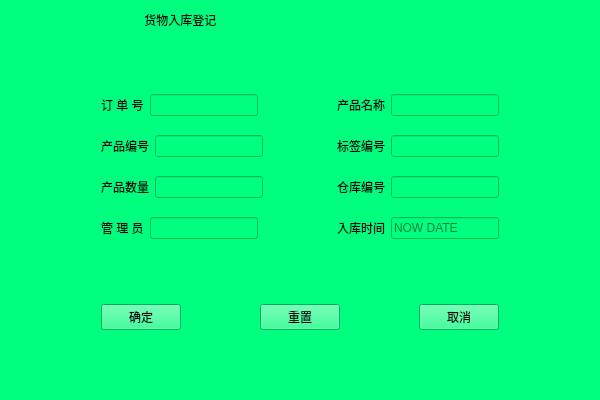
This is Deca/views/storage.ui in summerfll/wms as Qt 5 draws it before an edit. The edited form follows.
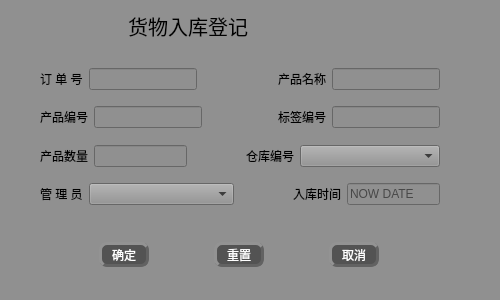
This is the edited form. Icons and pictures are not drawn.

What changed in the file:
```diff
--- a/Deca/views/storage.ui
+++ b/Deca/views/storage.ui
@@ -12,8 +12,8 @@
    <rect>
     <x>0</x>
     <y>0</y>
-    <width>600</width>
-    <height>400</height>
+    <width>500</width>
+    <height>300</height>
    </rect>
   </property>
   <property name="maximumSize">
@@ -44,102 +44,24 @@
   </property>
   <property name="styleSheet">
    <string notr="true">
-background-color: rgb(0, 255, 127);
+font: 75 12pt &quot;楷体&quot;;
+background-color: rgb(144, 144, 144);
+color:rgb(0, 0, 0)
 </string>
   </property>
   <property name="inputMethodHints">
    <set>Qt::ImhNone</set>
   </property>
   <layout class="QGridLayout" name="gridLayout">
-   <item row="2" column="2">
-    <spacer name="horizontalSpacer_7">
-     <property name="styleSheet">
-      <string notr="true"/>
-     </property>
-     <property name="orientation">
-      <enum>Qt::Horizontal</enum>
-     </property>
-     <property name="sizeHint" stdset="0">
-      <size>
-       <width>78</width>
-       <height>20</height>
-      </size>
-     </property>
-    </spacer>
-   </item>
-   <item row="2" column="0">
-    <spacer name="horizontalSpacer_8">
-     <property name="styleSheet">
-      <string notr="true"/>
-     </property>
-     <property name="orientation">
-      <enum>Qt::Horizontal</enum>
-     </property>
-     <property name="sizeHint" stdset="0">
-      <size>
-       <width>58</width>
-       <height>20</height>
-      </size>
-     </property>
-    </spacer>
-   </item>
-   <item row="0" column="1">
-    <widget class="QLabel" name="label">
-     <property name="styleSheet">
-      <string notr="true"/>
-     </property>
-     <property name="text">
-      <string>             货物入库登记</string>
-     </property>
-     <property name="textFormat">
-      <enum>Qt::PlainText</enum>
-     </property>
-    </widget>
-   </item>
-   <item row="1" column="1">
-    <spacer name="verticalSpacer_4">
-     <property name="styleSheet">
-      <string notr="true"/>
-     </property>
-     <property name="orientation">
-      <enum>Qt::Vertical</enum>
-     </property>
-     <property name="sizeHint" stdset="0">
-      <size>
-       <width>20</width>
-       <height>47</height>
-      </size>
-     </property>
-    </spacer>
-   </item>
    <item row="3" column="1">
     <spacer name="verticalSpacer_5">
-     <property name="styleSheet">
-      <string notr="true"/>
-     </property>
      <property name="orientation">
       <enum>Qt::Vertical</enum>
      </property>
      <property name="sizeHint" stdset="0">
       <size>
        <width>20</width>
-       <height>47</height>
-      </size>
-     </property>
-    </spacer>
-   </item>
-   <item row="5" column="1">
-    <spacer name="verticalSpacer_6">
-     <property name="styleSheet">
-      <string notr="true"/>
-     </property>
-     <property name="orientation">
-      <enum>Qt::Vertical</enum>
-     </property>
-     <property name="sizeHint" stdset="0">
-      <size>
-       <width>20</width>
-       <height>47</height>
+       <height>40</height>
       </size>
      </property>
     </spacer>
@@ -148,60 +70,109 @@
     <layout class="QHBoxLayout" name="horizontalLayout">
      <item>
       <widget class="QPushButton" name="pushButton">
+       <property name="minimumSize">
+        <size>
+         <width>50</width>
+         <height>25</height>
+        </size>
+       </property>
+       <property name="maximumSize">
+        <size>
+         <width>50</width>
+         <height>25</height>
+        </size>
+       </property>
        <property name="styleSheet">
-        <string notr="true"/>
+        <string notr="true">QPushButton{
+font: 75 11pt &quot;微软雅黑&quot;;
+color:rgb(255, 255, 255);
+background-color: rgb(83, 83, 83);
+border-radius: 8px;
+border: 3px groove rgb(98, 98, 98);
+border-style: outset;
+}
+QPushButton:pressed{
+border-style: inset;
+}
+QPushButton:hover{
+background-color:rgb(0, 0, 0);
+}
+
+</string>
        </property>
        <property name="text">
         <string>确定</string>
        </property>
       </widget>
      </item>
-     <item>
-      <spacer name="horizontalSpacer">
-       <property name="styleSheet">
-        <string notr="true"/>
-       </property>
-       <property name="orientation">
-        <enum>Qt::Horizontal</enum>
-       </property>
-       <property name="sizeHint" stdset="0">
-        <size>
-         <width>40</width>
-         <height>20</height>
-        </size>
-       </property>
-      </spacer>
-     </item>
      <item>
       <widget class="QPushButton" name="pushButton_2">
+       <property name="minimumSize">
+        <size>
+         <width>50</width>
+         <height>25</height>
+        </size>
+       </property>
+       <property name="maximumSize">
+        <size>
+         <width>50</width>
+         <height>25</height>
+        </size>
+       </property>
        <property name="styleSheet">
-        <string notr="true"/>
+        <string notr="true">QPushButton{
+font: 75 11pt &quot;微软雅黑&quot;;
+color:rgb(255, 255, 255);
+background-color: rgb(83, 83, 83);
+border-radius: 8px;
+border: 3px groove rgb(98, 98, 98);
+border-style: outset;
+}
+QPushButton:pressed{
+border-style: inset;
+}
+QPushButton:hover{
+background-color:rgb(0, 0, 0);
+}
+
+</string>
        </property>
        <property name="text">
         <string>重置</string>
        </property>
       </widget>
      </item>
-     <item>
-      <spacer name="horizontalSpacer_2">
-       <property name="styleSheet">
-        <string notr="true"/>
-       </property>
-       <property name="orientation">
-        <enum>Qt::Horizontal</enum>
-       </property>
-       <property name="sizeHint" stdset="0">
-        <size>
-         <width>40</width>
-         <height>20</height>
-        </size>
-       </property>
-      </spacer>
-     </item>
      <item>
       <widget class="QPushButton" name="pushButton_3">
+       <property name="minimumSize">
+        <size>
+         <width>50</width>
+         <height>25</height>
+        </size>
+       </property>
+       <property name="maximumSize">
+        <size>
+         <width>50</width>
+         <height>25</height>
+        </size>
+       </property>
        <property name="styleSheet">
-        <string notr="true"/>
+        <string notr="true">QPushButton{
+font: 75 11pt &quot;微软雅黑&quot;;
+color:rgb(255, 255, 255);
+background-color: rgb(83, 83, 83);
+border-radius: 8px;
+border: 3px groove rgb(98, 98, 98);
+border-style: outset;
+}
+QPushButton:pressed{
+border-style: inset;
+}
+QPushButton:hover{
+background-color:rgb(0, 0, 0);
+}
+
+</string>
        </property>
        <property name="text">
         <string>取消</string>
@@ -413,9 +384,12 @@
         </widget>
        </item>
        <item>
-        <widget class="QLineEdit" name="lineEdit_6">
-         <property name="styleSheet">
-          <string notr="true"/>
+        <widget class="QComboBox" name="comboBox">
+         <property name="minimumSize">
+          <size>
+           <width>140</width>
+           <height>0</height>
+          </size>
          </property>
         </widget>
        </item>
@@ -450,9 +424,12 @@
         </widget>
        </item>
        <item>
-        <widget class="QLineEdit" name="lineEdit_7">
-         <property name="styleSheet">
-          <string notr="true"/>
+        <widget class="QComboBox" name="comboBox_2">
+         <property name="minimumSize">
+          <size>
+           <width>145</width>
+           <height>0</height>
+          </size>
          </property>
         </widget>
        </item>
@@ -508,6 +485,89 @@
      </item>
     </layout>
    </item>
+   <item row="0" column="1">
+    <widget class="QLabel" name="label">
+     <property name="font">
+      <font>
+       <family>楷体</family>
+       <pointsize>15</pointsize>
+       <weight>9</weight>
+       <italic>false</italic>
+       <bold>false</bold>
+      </font>
+     </property>
+     <property name="styleSheet">
+      <string notr="true">font: 75 15pt &quot;楷体&quot;;</string>
+     </property>
+     <property name="text">
+      <string>                 货物入库登记</string>
+     </property>
+     <property name="textFormat">
+      <enum>Qt::PlainText</enum>
+     </property>
+    </widget>
+   </item>
+   <item row="2" column="2">
+    <spacer name="horizontalSpacer_7">
+     <property name="styleSheet">
+      <string notr="true"/>
+     </property>
+     <property name="orientation">
+      <enum>Qt::Horizontal</enum>
+     </property>
+     <property name="sizeHint" stdset="0">
+      <size>
+       <width>78</width>
+       <height>20</height>
+      </size>
+     </property>
+    </spacer>
+   </item>
+   <item row="2" column="0">
+    <spacer name="horizontalSpacer_8">
+     <property name="styleSheet">
+      <string notr="true"/>
+     </property>
+     <property name="orientation">
+      <enum>Qt::Horizontal</enum>
+     </property>
+     <property name="sizeHint" stdset="0">
+      <size>
+       <width>58</width>
+       <height>20</height>
+      </size>
+     </property>
+    </spacer>
+   </item>
+   <item row="1" column="1">
+    <spacer name="verticalSpacer_4">
+     <property name="styleSheet">
+      <string notr="true"/>
+     </property>
+     <property name="orientation">
+      <enum>Qt::Vertical</enum>
+     </property>
+     <property name="sizeHint" stdset="0">
+      <size>
+       <width>20</width>
+       <height>30</height>
+      </size>
+     </property>
+    </spacer>
+   </item>
+   <item row="5" column="1">
+    <spacer name="verticalSpacer_6">
+     <property name="orientation">
+      <enum>Qt::Vertical</enum>
+     </property>
+     <property name="sizeHint" stdset="0">
+      <size>
+       <width>20</width>
+       <height>30</height>
+      </size>
+     </property>
+    </spacer>
+   </item>
   </layout>
   <zorder>label</zorder>
   <zorder>verticalSpacer_4</zorder>
```
Left out of the diff: 9 changed lines with no effect on the pictures.
